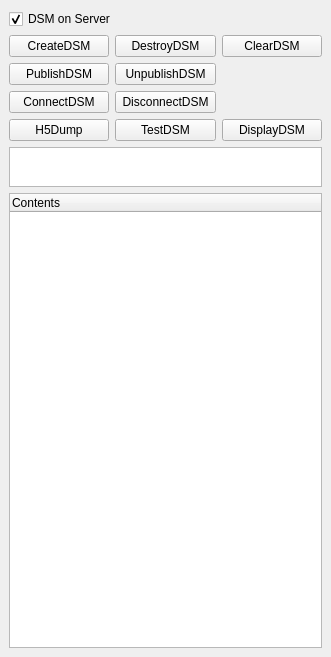
First picture: the form in pqDSMViewerPanel.ui, repository soumagne/icarus, before the edit.
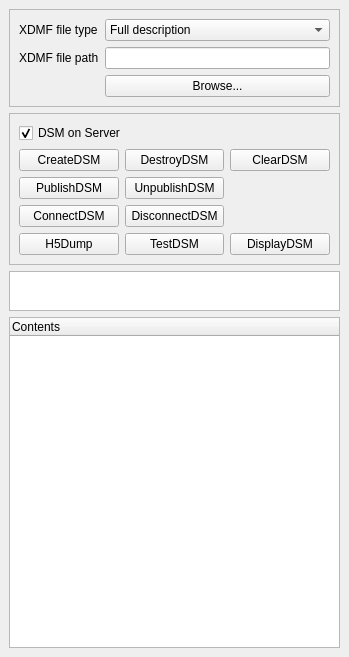
Second picture: the form after the edit. Custom widgets are drawn as their Qt base class.

Commit message: Add File Dialog box and XML file UI for XML generation/DSM reading - Clean up variable names to fit code style

The edit to the form file:
```diff
--- a/pqDSMViewerPanel.ui
+++ b/pqDSMViewerPanel.ui
@@ -6,7 +6,7 @@
    <rect>
     <x>0</x>
     <y>0</y>
-    <width>331</width>
+    <width>349</width>
     <height>657</height>
    </rect>
   </property>
@@ -16,7 +16,88 @@
   <widget class="QWidget" name="dockWidgetContents">
    <layout class="QVBoxLayout" name="verticalLayout">
     <item>
-     <widget class="QCheckBox" name="a1">
+     <widget class="QFrame" name="frame">
+      <property name="minimumSize">
+       <size>
+        <width>0</width>
+        <height>0</height>
+       </size>
+      </property>
+      <property name="frameShape">
+       <enum>QFrame::StyledPanel</enum>
+      </property>
+      <property name="frameShadow">
+       <enum>QFrame::Sunken</enum>
+      </property>
+      <layout class="QVBoxLayout" name="verticalLayout_2">
+       <item>
+        <layout class="QFormLayout" name="formLayout">
+         <property name="fieldGrowthPolicy">
+          <enum>QFormLayout::AllNonFixedFieldsGrow</enum>
+         </property>
+         <item row="1" column="0">
+          <widget class="QLabel" name="xdmfFilePathLabel">
+           <property name="text">
+            <string>XDMF file path</string>
+           </property>
+          </widget>
+         </item>
+         <item row="1" column="1">
+          <widget class="QLineEdit" name="xdmfFilePathLineEdit"/>
+         </item>
+         <item row="0" column="0">
+          <widget class="QLabel" name="xdmfFileTypeLabel">
+           <property name="text">
+            <string>XDMF file type</string>
+           </property>
+          </widget>
+         </item>
+         <item row="0" column="1">
+          <widget class="QComboBox" name="xdmfFileTypeLineEdit">
+           <item>
+            <property name="text">
+             <string>Full description</string>
+            </property>
+           </item>
+           <item>
+            <property name="text">
+             <string>Pseudo description</string>
+            </property>
+           </item>
+          </widget>
+         </item>
+         <item row="2" column="1">
+          <widget class="QPushButton" name="browseFile">
+           <property name="text">
+            <string>Browse...</string>
+           </property>
+          </widget>
+         </item>
+        </layout>
+       </item>
+      </layout>
+     </widget>
+    </item>
+    <item>
+     <widget class="QFrame" name="frame_2">
+      <property name="enabled">
+       <bool>true</bool>
+      </property>
+      <property name="frameShape">
+       <enum>QFrame::StyledPanel</enum>
+      </property>
+      <property name="frameShadow">
+       <enum>QFrame::Sunken</enum>
+      </property>
+      <property name="lineWidth">
+       <number>1</number>
+      </property>
+      <property name="midLineWidth">
+       <number>0</number>
+      </property>
+      <layout class="QVBoxLayout" name="verticalLayout_3">
+       <item>
+        <widget class="QCheckBox" name="dsmServer">
       <property name="text">
        <string>DSM on Server</string>
       </property>
@@ -99,6 +180,9 @@
       </item>
      </layout>
     </item>
+      </layout>
+     </widget>
+    </item>
     <item>
      <widget class="QTextEdit" name="TextOutput">
       <property name="sizePolicy">
@@ -119,6 +203,9 @@
         <height>40</height>
        </size>
       </property>
+      <property name="frameShadow">
+       <enum>QFrame::Sunken</enum>
+      </property>
       <property name="readOnly">
        <bool>true</bool>
       </property>
@@ -141,6 +228,12 @@
       <property name="rootIsDecorated">
        <bool>false</bool>
       </property>
+      <attribute name="headerVisible">
+       <bool>true</bool>
+      </attribute>
+      <attribute name="headerVisible">
+       <bool>true</bool>
+      </attribute>
       <column>
        <property name="text">
         <string>Contents</string>
```
Left out of the diff: 24 changed lines with no effect on the pictures. Lines whose indentation alone changed are shown as unchanged. The commit also changes 2 other files.
